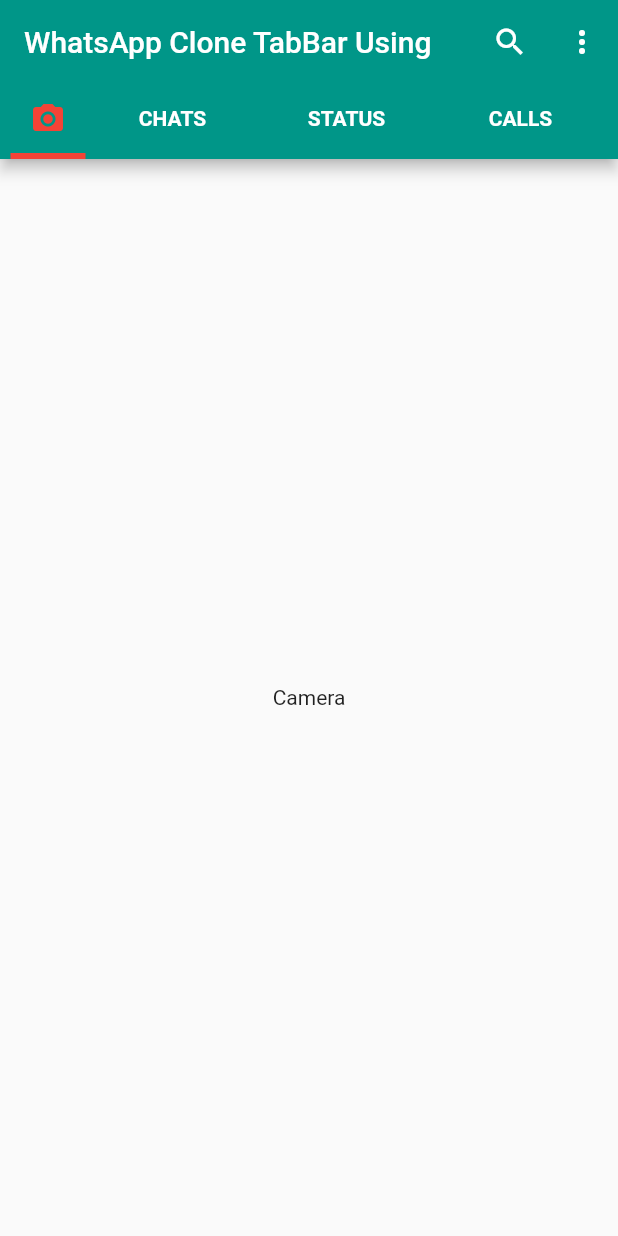
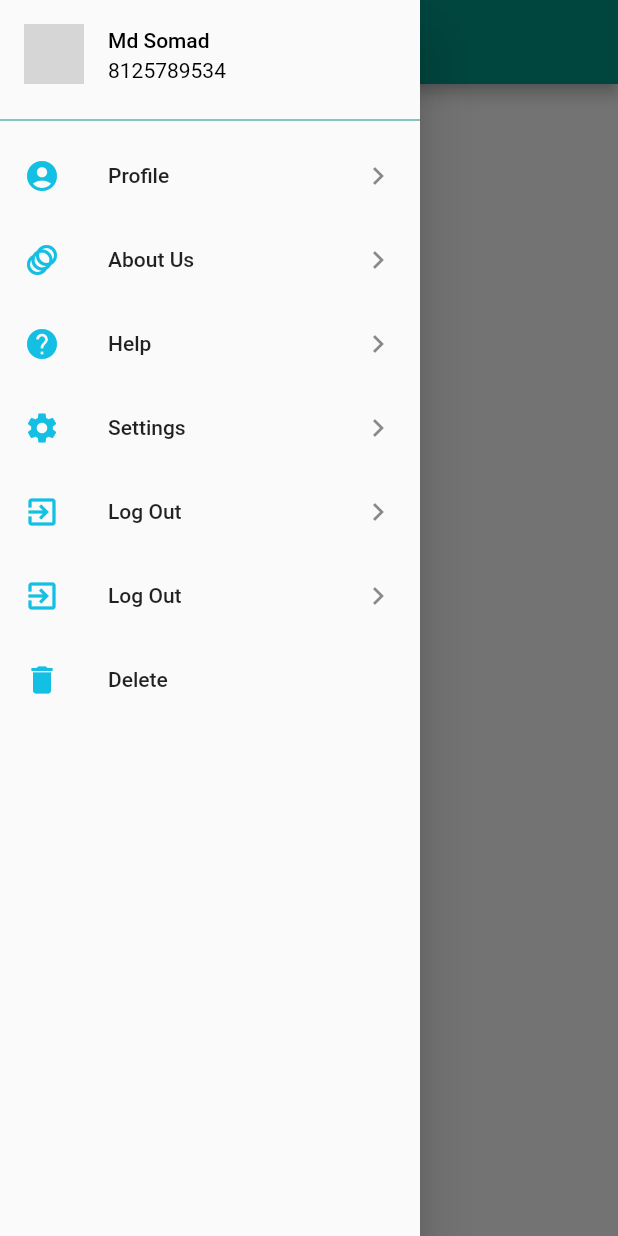
Before and after one commit to mdsomad/flutter_widgets, a Flutter app: the screen it shows after launch, with the side drawer open (before the commit the screen has no drawer), on a phone screen of 412 x 824 dp. Run offline on Flutter 3.47's test engine with Material 2 defaults, Android fonts, the phone set to English and light mode, and no system bars; network calls fail; grey boxes are pictures that could not be loaded.

Commit message:
Sidebar Drawer completed

```diff
--- /dev/null
+++ b/lib/HomePage.dart
@@ -0,0 +1,24 @@
+import 'package:flutter/material.dart';
+import 'package:flutter_widgets/sidebar.dart';
+
+
+
+class MyHomePage extends StatelessWidget {
+  const MyHomePage({ Key? key }) : super(key: key);
+
+  @override
+  Widget build(BuildContext context) {
+    return Scaffold(
+      appBar: AppBar(
+        title: Text("Home Page"),
+      ),
+      drawer: Sidebar_Drawer(),
+
+      body: Container(
+        child: Center(
+          child: Text("Drawer Using",style: TextStyle(fontSize: 20,fontWeight: FontWeight.bold,color: Colors.red),),
+        ),
+      ),
+    );
+  }
+}
--- a/lib/TabBar_using.dart
+++ /dev/null
@@ -1,103 +0,0 @@
-// ignore_for_file: prefer_const_constructors
-import 'package:flutter/material.dart';
-
-
-
-class MyHomePage extends StatefulWidget {
-
-
-  @override
-  State<MyHomePage> createState() => _MyHomePageState();
-}
-
-class _MyHomePageState extends State<MyHomePage>with SingleTickerProviderStateMixin{
-
-
-  late TabController _controller;
-
-  @override
-  void initState() {
-
-    _controller = TabController(length: 4, vsync: this)
-    ..addListener(() {
-      setState(() {
-        print(_controller.index);
-      });
-    });
-
-    super.initState();
-  }
-
-
-
-
-  @override
-  Widget build(BuildContext context) {
-    return Scaffold(
-
-
-      appBar: AppBar(
-        title: Text("WhatsApp Clone TabBar Using"),
-
-        // Actions using Example
-        actions: [
-          IconButton(icon: Icon(Icons.search),onPressed:((){})),
-          IconButton(icon: Icon(Icons.more_vert), onPressed: () {}),
-        ],
-
-
-
-
-        // TabBar Using Example
-        bottom: TabBar(
-
-          controller: _controller,
-          isScrollable: true,
-          indicatorWeight: 4.0,
-          unselectedLabelColor:Colors.white ,
-          labelColor:Colors.red,
-          indicatorColor: Colors.red,
-          unselectedLabelStyle: TextStyle(fontWeight: FontWeight.bold),
-          labelStyle:TextStyle(fontWeight: FontWeight.bold),
-          labelPadding: EdgeInsets.symmetric(horizontal: 13,vertical: 0),
-
-
-          tabs: [
-              Tab(icon: Icon(Icons.photo_camera)),
-              Container(
-                width: 90,
-                child: Tab(text: "CHATS")),
-              Container(
-                width: 90,
-                child: Tab(text: "STATUS")),
-              Container(
-                width: 90,
-                child: Tab(text: "CALLS")),
-        ]),
-
-
-      ),
-
-
-
-
-
-
-          // TabBarView Using Example
-
-      body:TabBarView(
-
-        controller: _controller,
-
-        children: [
-
-            Center(child: Tab(text: "Camera",)),
-            Center(child: Tab(text: "Chats",)),
-            Center(child: Tab(text: "Status",)),
-            Center(child: Tab(text: "Calls",)),
-
-      ],)
-
-    );
-  }
-}
--- a/lib/main.dart
+++ b/lib/main.dart
@@ -1,6 +1,7 @@
+// ignore_for_file: prefer_const_constructors
 import 'package:flutter/material.dart';
+import 'package:flutter_widgets/HomePage.dart';
 
-import 'TabBar_using.dart';
 
 
 
--- /dev/null
+++ b/lib/profile_screen.dart
@@ -0,0 +1,16 @@
+import 'package:flutter/material.dart';
+
+class ProfileScreen extends StatelessWidget {
+  const ProfileScreen({Key? key}) : super(key: key);
+
+  @override
+  Widget build(BuildContext context) {
+    return Scaffold(
+      appBar: AppBar(
+        centerTitle: true,
+        title: const Text('Profile Screen'),
+      ),
+      body: const Center(child: Text('Profile Screen')),
+    );
+  }
+}
--- /dev/null
+++ b/lib/setting_screen.dart
@@ -0,0 +1,16 @@
+import 'package:flutter/material.dart';
+
+class SettingScreen extends StatelessWidget {
+  const SettingScreen({Key? key}) : super(key: key);
+
+  @override
+  Widget build(BuildContext context) {
+    return Scaffold(
+      appBar: AppBar(
+        centerTitle: true,
+        title: const Text('Setting Screen'),
+      ),
+      body: const Center(child: Text('Profile Screen')),
+    );
+  }
+}
--- /dev/null
+++ b/lib/sidebar.dart
@@ -0,0 +1,145 @@
+// ignore_for_file: prefer_const_constructors
+import 'package:flutter/cupertino.dart';
+import 'package:flutter/material.dart';
+import 'package:flutter_widgets/profile_screen.dart';
+import 'package:flutter_widgets/setting_screen.dart';
+
+
+class Sidebar_Drawer extends StatelessWidget {
+
+final List drawerMenuListname = const [
+    {
+      "leading": Icon(
+        Icons.account_circle,
+        color: Color(0xFF13C0E3),
+      ),
+      "title": "Profile",
+      "trailing": Icon(
+        Icons.chevron_right,
+      ),
+      "action_id": 1,
+    },
+    {
+      "leading": Icon(
+        Icons.animation_rounded,
+        color: Color(0xFF13C0E3),
+      ),
+      "title": "About Us",
+      "trailing": Icon(Icons.chevron_right),
+      "action_id": 2,
+    },
+    {
+      "leading": Icon(
+        Icons.help,
+        color: Color(0xFF13C0E3),
+      ),
+      "title": "Help",
+      "trailing": Icon(Icons.chevron_right),
+      "action_id": 3,
+    },
+    {
+      "leading": Icon(
+        Icons.settings,
+        color: Color(0xFF13C0E3),
+      ),
+      "title": "Settings",
+      "trailing": Icon(Icons.chevron_right),
+      "action_id": 4,
+    },
+    {
+      "leading": Icon(
+        Icons.exit_to_app,
+        color: Color(0xFF13C0E3),
+      ),
+      "title": "Log Out",
+      "trailing": Icon(Icons.chevron_right),
+      "action_id": 5,
+    },
+    {
+      "leading": Icon(
+        Icons.exit_to_app,
+        color: Color(0xFF13C0E3),
+      ),
+      "title": "Log Out",
+      "trailing": Icon(Icons.chevron_right),
+      "action_id": 5,
+    },
+    {
+      "leading":Icon(Icons.delete,color: Color(0xFF13C0E3),),
+      "title":"Delete",
+      "trialing": Icon(Icons.chevron_right),
+      "action_id":6,
+      "value":7
+
+    }
+  ];
+
+
+
+  @override
+  Widget build(BuildContext context) {
+    return SafeArea(
+
+      child:SizedBox(
+        width: 280,
+
+        child: Drawer(
+
+          child:ListView(
+            children: [
+              const ListTile(
+                leading: CircleAvatar(
+                  backgroundImage: NetworkImage(
+                      "https://upload.wikimedia.org/wikipedia/commons/5/5f/Alberto_conversi_profile_pic.jpg"),
+                ),
+                title: Text(
+                  "Md Somad",
+                  style: TextStyle(
+                    color: Colors.black,
+                  ),
+                ),
+                subtitle: Text(
+                  "8125789534",
+                  style: TextStyle(
+                    color: Colors.black,
+                  ),
+                ),
+              ),
+              Divider(
+                color: Colors.teal,
+              ),
+              const SizedBox(
+                height: 1,
+              ),
+              ...drawerMenuListname.map((sideMenuData){
+                return ListTile(
+                    leading: sideMenuData['leading'],
+                    title:Text( sideMenuData['title'],),
+                    trailing: sideMenuData['trailing'],
+
+
+                    onTap: (){
+
+                      Navigator.pop(context);
+                      if(sideMenuData["action_id"] == 1){
+                        Navigator.push(context,MaterialPageRoute(builder:
+                         ((context) =>ProfileScreen() )));
+                      }
+
+                      else if(sideMenuData["action_id"] == 4){
+                            Navigator.push(context,
+                            MaterialPageRoute(builder:
+                            ((context) =>SettingScreen() )));
+
+
+                      }
+                    },
+                );
+              }).toList()
+
+            ],
+          ) ,
+        ),
+      ) );
+  }
+}
--- a/pubspec.yaml
+++ b/pubspec.yaml
@@ -38,6 +38,8 @@
 dev_dependencies:
   flutter_test:
     sdk: flutter
+  get: ^4.6.5
+
 
   # The "flutter_lints" package below contains a set of recommended lints to
   # encourage good coding practices. The lint set provided by the package is
```
Also changed, not shown: pubspec.lock.
